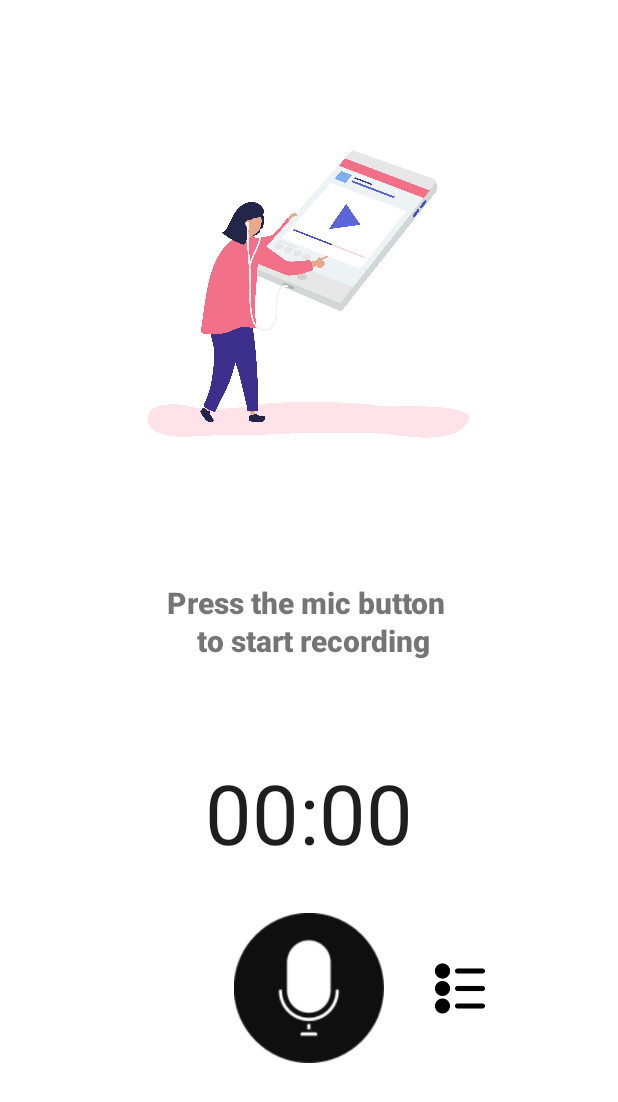
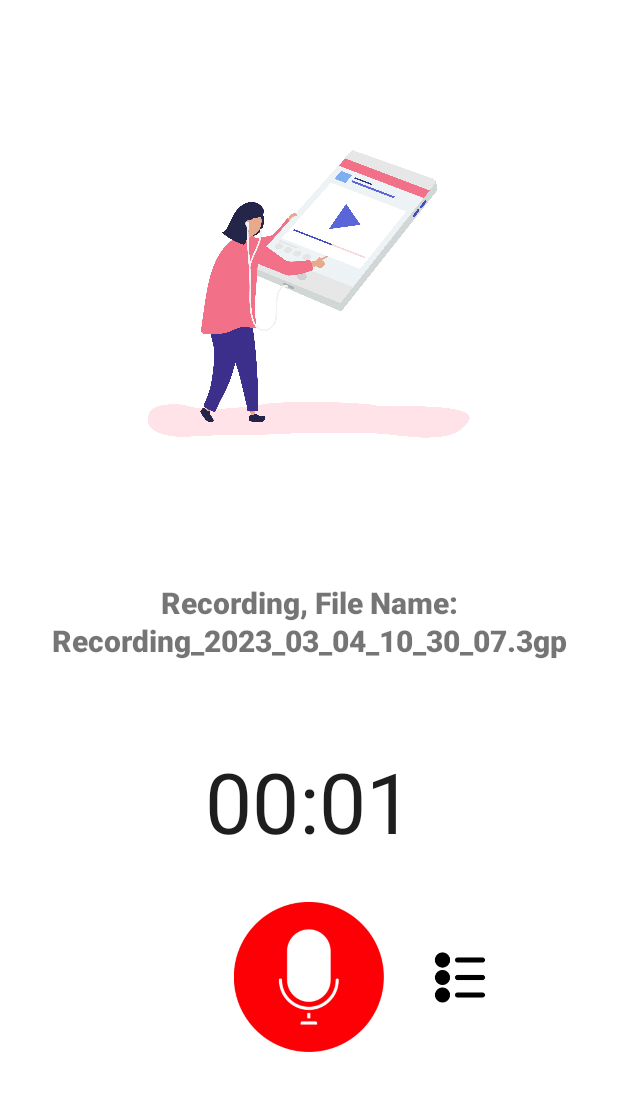
Before and after one commit to Talha-Waris60/AndroidVoiceRecording, an Android app: the screen it shows after launch (MainActivity), after a tap on an icon or button, on a phone screen of 412 x 824 dp. Shown: the top 1102 px of the screen. Run offline under Robolectric (Android 15) with nearby library versions, the phone set to English and light mode, and no system bars.

Commit message:
Enabling Recording feature

```diff
--- a/app/src/main/java/com/devdroid/voicerecording/RecordFragment.java
+++ b/app/src/main/java/com/devdroid/voicerecording/RecordFragment.java
@@ -1,6 +1,7 @@
 package com.devdroid.voicerecording;
 
 import android.content.pm.PackageManager;
+import android.media.MediaRecorder;
 import android.os.Bundle;
 
 import androidx.annotation.NonNull;
@@ -10,13 +11,21 @@ import androidx.fragment.app.Fragment;
 import androidx.navigation.NavController;
 import androidx.navigation.Navigation;
 
+import android.os.SystemClock;
 import android.util.Log;
 import android.view.LayoutInflater;
 import android.view.View;
 import android.view.ViewGroup;
+import android.widget.Chronometer;
 import android.widget.ImageButton;
+import android.widget.TextView;
 import android.widget.Toast;
 import android.Manifest;
+
+import java.io.IOException;
+import java.text.SimpleDateFormat;
+import java.util.Date;
+import java.util.Locale;
 
 
 public class RecordFragment extends Fragment implements View.OnClickListener {
@@ -30,6 +39,13 @@ public class RecordFragment extends Fragment implements View.OnClickListener {
     private boolean isRecording = false;
     private static final String recordPermissions = Manifest.permission.RECORD_AUDIO;
     private static final int PERMISSION_CODE = 210;
+    // Variable for startRecording
+    private MediaRecorder mediaRecorder;
+    // Variable to store Files
+    private  String recordFile;
+    private Chronometer timer;
+    private TextView fileNameText;
+
 
     public RecordFragment() {
         // Required empty public constructor
@@ -50,6 +66,8 @@ public class RecordFragment extends Fragment implements View.OnClickListener {
         navController = Navigation.findNavController(view);
         list_btn = view.findViewById(R.id.list_btn);
         record_btn = view.findViewById(R.id.record_btn);
+        timer = view.findViewById(R.id.record_timer);
+        fileNameText = view.findViewById(R.id.record_fileName);
 
         list_btn.setOnClickListener(this);
         record_btn.setOnClickListener(this);
@@ -67,20 +85,71 @@ public class RecordFragment extends Fragment implements View.OnClickListener {
                 if(isRecording)
                 {
                     // stop Recording
-                    record_btn.setImageDrawable(getResources().getDrawable(R.drawable.mic_red,null));
+                    stopRecording();
+                    record_btn.setImageDrawable(getResources().getDrawable(R.drawable.mic_re,null));
                     isRecording = false;
                 }
                 else
                 {
                     // start Recording
                     if (checkPermissions()) {
-                        record_btn.setImageDrawable(getResources().getDrawable(R.drawable.mic_re, null));
+                        startRecording();
+                        record_btn.setImageDrawable(getResources().getDrawable(R.drawable.mic_red, null));
                         isRecording = true;
                     }
                 }
                 break;
         }
 
+    }
+
+    private void startRecording() {
+
+        // When the user press the start button timer is start
+        timer.setBase(SystemClock.elapsedRealtime());
+        timer.start();
+        String recordPath = getActivity().getExternalFilesDir("/").getAbsolutePath();
+
+        // To make the file name Dynamic We use SimpleDataFormat
+        SimpleDateFormat dateFormat = new SimpleDateFormat("yyyy_MM_dd_hh_mm_ss", Locale.CANADA);
+
+        // Date Object
+        Date date = new Date();
+
+        recordFile = "Recording_" + dateFormat.format(date) +  ".3gp";
+
+        // Set the filename on textView
+        fileNameText.setText("Recording, File Name: " + recordFile);
+
+        // Initialize MediaPlayer here
+        mediaRecorder = new MediaRecorder();
+        // set the Audio Source
+        mediaRecorder.setAudioSource(MediaRecorder.AudioSource.MIC);
+        // Output format of MediaRecord
+        mediaRecorder.setOutputFormat(MediaRecorder.OutputFormat.THREE_GPP);
+        mediaRecorder.setOutputFile(recordPath+"/"+recordFile);
+        mediaRecorder.setAudioEncoder(MediaRecorder.AudioEncoder.AMR_NB);
+
+        try {
+            mediaRecorder.prepare();
+        } catch (IOException e) {
+            e.printStackTrace();
+        }
+        mediaRecorder.start();
+    }
+
+    private void stopRecording() {
+
+        // Set the filename on textView
+        fileNameText.setText("Recording Stopped, File Saved : " + recordFile);
+
+
+        // When the user press the stop button timer is stop
+        timer.stop();
+
+        mediaRecorder.stop();
+        mediaRecorder.release();
+        mediaRecorder = null;
     }
 
     private boolean checkPermissions() {
@@ -96,21 +165,4 @@ public class RecordFragment extends Fragment implements View.OnClickListener {
             return false;
         }
     }
-    @Override
-    public void onRequestPermissionsResult(int requestCode, @NonNull String[] permissions, @NonNull int[] grantResults) {
-        super.onRequestPermissionsResult(requestCode, permissions, grantResults);
-        switch (requestCode) {
-            case PERMISSION_CODE:
-                if (grantResults.length > 0 && grantResults[0] == PackageManager.PERMISSION_GRANTED) {
-                    // permission granted, start recording
-                    Log.d("RecordFragment", "mic_re drawable ID: " + R.drawable.mic_red);
-                    record_btn.setImageDrawable(getResources().getDrawable(R.drawable.mic_red, null));
-                    isRecording = true;
-                } else {
-                    // permission denied, show message
-                    Toast.makeText(getContext(), "Permission Denied!", Toast.LENGTH_SHORT).show();
-                }
-                break;
-        }
-    }
 }
--- a/app/src/main/res/anim/fade_out.xml
+++ b/app/src/main/res/anim/fade_out.xml
@@ -6,11 +6,11 @@
         android:duration = "300"/>
 
     <scale android:fromXScale="100%"
-       android:fromYScale="100%"
+        android:fromYScale="100%"
         android:toXScale="40%"
+        android:toYScale="40%"
         android:pivotX="50%"
         android:pivotY="50%"
-        android:toYScale="40%"
         android:duration="300" />
 
 </set>
--- a/app/src/main/res/layout/fragment_record.xml
+++ b/app/src/main/res/layout/fragment_record.xml
@@ -19,7 +19,7 @@
           android:layout_marginTop="64dp"/>
 
       <TextView
-         android:id="@+id/record_files"
+         android:id="@+id/record_fileName"
           android:layout_width="wrap_content"
           android:layout_height="wrap_content"
           android:fontFamily="sans-serif-black"
@@ -35,10 +35,10 @@
               android:id="@+id/record_timer"
               android:layout_width="wrap_content"
               android:layout_height="wrap_content"
-              android:layout_below="@id/record_files"
-              android:layout_marginTop="64dp"
+              android:layout_below="@id/record_fileName"
+              android:layout_marginTop="56dp"
               android:layout_centerHorizontal="true"
-              android:textSize="55sp"
+              android:textSize="56sp"
               android:textColor="#1E1E1E"
               />
 
--- a/app/src/main/res/navigation/nav_graph.xml
+++ b/app/src/main/res/navigation/nav_graph.xml
@@ -20,5 +20,5 @@
         android:id="@+id/audioListFragment"
         android:name="com.devdroid.voicerecording.AudioListFragment"
         android:label="fragment_audio_list"
-        tools:layout="@layout/fragment_audio_list" />
+        tools:layout="@layout/fragment_audio_list"/>
 </navigation>
```
